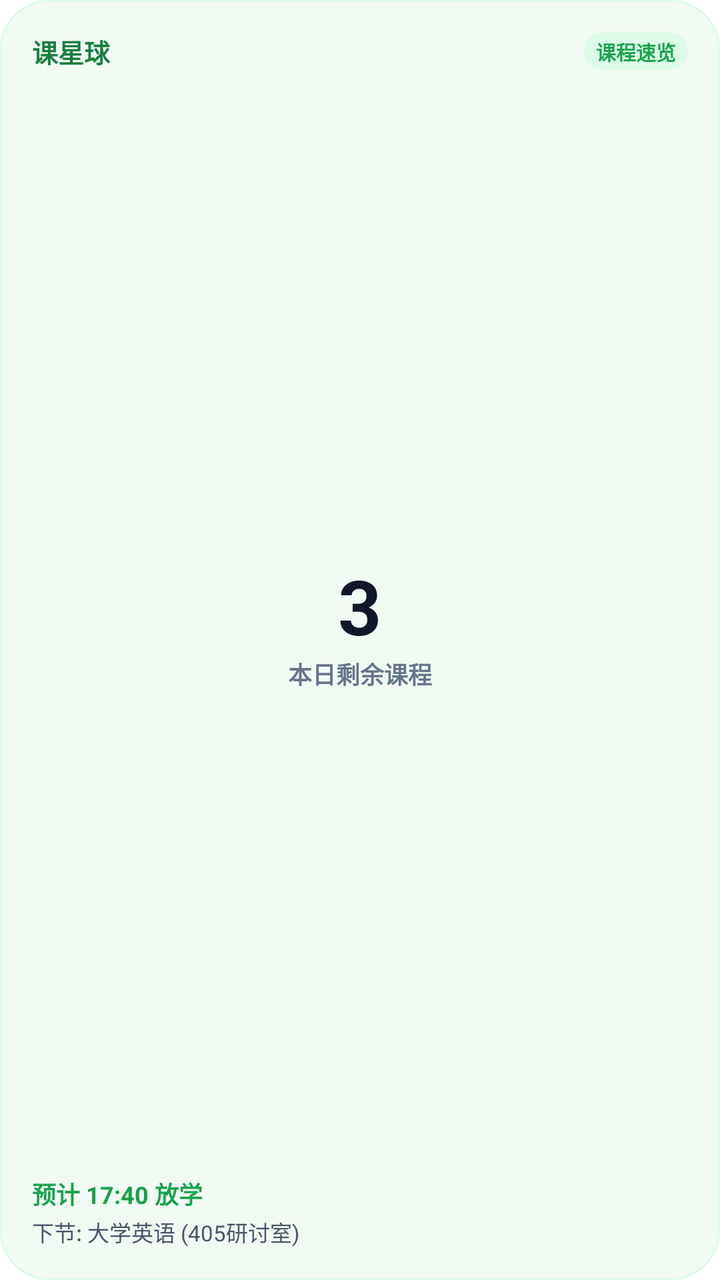
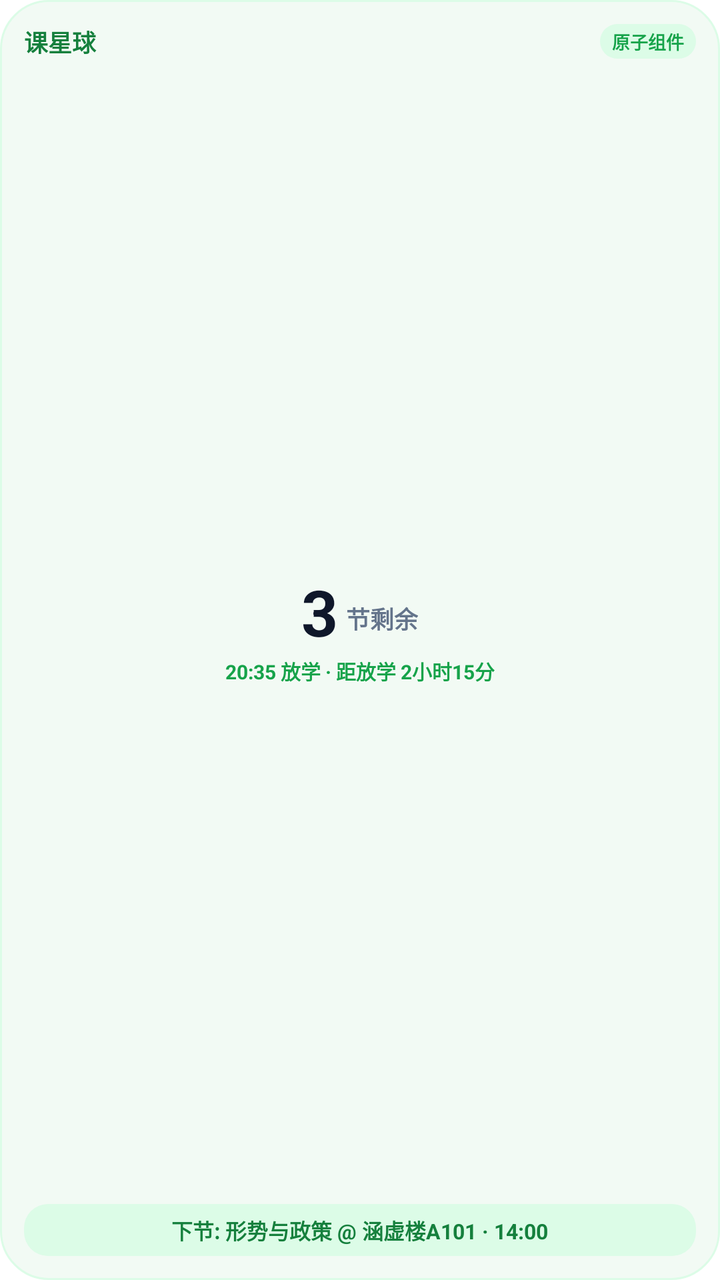

The first picture is an Android layout as it rendered before a commit; the second is the same layout after the commit. The layout source and the unified diff follow.
<!-- AndroidManifest.xml: application theme AppTheme -->
<!-- res/layout/widget_schedule_2x2.xml -->
<?xml version="1.0" encoding="utf-8"?>
<LinearLayout xmlns:android="http://schemas.android.com/apk/res/android"
    android:id="@+id/widget_root"
    android:layout_width="match_parent"
    android:layout_height="match_parent"
    android:orientation="vertical"
    android:background="@drawable/widget_bg"
    android:padding="16dp">

    
    <LinearLayout
        android:layout_width="match_parent"
        android:layout_height="wrap_content"
        android:orientation="horizontal"
        android:gravity="center_vertical">

        <TextView
            android:id="@+id/widget_title"
            android:layout_width="0dp"
            android:layout_height="wrap_content"
            android:layout_weight="1"
            android:text="课星球"
            android:textColor="#15803D"
            android:textSize="13sp"
            android:textStyle="bold" />

        <TextView
            android:id="@+id/widget_tag"
            android:layout_width="wrap_content"
            android:layout_height="wrap_content"
            android:background="@drawable/widget_pill_bg"
            android:paddingHorizontal="6dp"
            android:paddingVertical="2dp"
            android:text="课程速览"
            android:textColor="#16A34A"
            android:textSize="10sp"
            android:textStyle="bold" />
    </LinearLayout>

    
    <LinearLayout
        android:layout_width="match_parent"
        android:layout_height="0dp"
        android:layout_weight="1"
        android:orientation="vertical"
        android:gravity="center"
        android:paddingVertical="4dp">

        <TextView
            android:id="@+id/widget_count_number"
            android:layout_width="wrap_content"
            android:layout_height="wrap_content"
            android:text="3"
            android:textColor="#0F172A"
            android:textSize="38sp"
            android:textStyle="bold" />

        <TextView
            android:id="@+id/widget_count_label"
            android:layout_width="wrap_content"
            android:layout_height="wrap_content"
            android:text="本日剩余课程"
            android:textColor="#64748B"
            android:textSize="12sp"
            android:textStyle="bold" />
    </LinearLayout>

    
    <LinearLayout
        android:layout_width="match_parent"
        android:layout_height="wrap_content"
        android:orientation="vertical">

        <TextView
            android:id="@+id/widget_dismissal_time"
            android:layout_width="match_parent"
            android:layout_height="wrap_content"
            android:text="预计 17:40 放学"
            android:textColor="#16A34A"
            android:textSize="12sp"
            android:textStyle="bold"
            android:singleLine="true" />

        <TextView
            android:id="@+id/widget_next_class"
            android:layout_width="match_parent"
            android:layout_height="wrap_content"
            android:layout_marginTop="2dp"
            android:text="下节: 大学英语 (405研讨室)"
            android:textColor="#475569"
            android:textSize="11sp"
            android:singleLine="true" />
    </LinearLayout>

</LinearLayout>
<!-- resources referenced by this layout -->
<resources>
  <!-- drawable widget_bg (drawable) -->
  <?xml version="1.0" encoding="utf-8"?>
  <shape xmlns:android="http://schemas.android.com/apk/res/android"
      android:shape="rectangle">
      <corners android:radius="24dp" />
      <solid android:color="#F2FAF4" />
      <stroke android:width="1dp" android:color="#DCFCE7" />
  </shape>
  <!-- drawable widget_pill_bg (drawable) -->
  <?xml version="1.0" encoding="utf-8"?>
  <shape xmlns:android="http://schemas.android.com/apk/res/android"
      android:shape="rectangle">
      <corners android:radius="12dp" />
      <solid android:color="#DCFCE7" />
  </shape>
</resources>

<!-- the commit's change to res/layout/widget_schedule_2x2.xml (unified diff, before → after) -->
@@ -5,7 +5,7 @@
     android:layout_height="match_parent"
     android:orientation="vertical"
     android:background="@drawable/widget_bg"
-    android:padding="16dp">
+    android:padding="12dp">
 
     
     <LinearLayout
@@ -21,7 +21,7 @@
             android:layout_weight="1"
             android:text="课星球"
             android:textColor="#15803D"
-            android:textSize="13sp"
+            android:textSize="12sp"
             android:textStyle="bold" />
 
         <TextView
@@ -31,64 +31,97 @@
             android:background="@drawable/widget_pill_bg"
             android:paddingHorizontal="6dp"
             android:paddingVertical="2dp"
-            android:text="课程速览"
+            android:text="原子组件"
             android:textColor="#16A34A"
-            android:textSize="10sp"
+            android:textSize="9sp"
             android:textStyle="bold" />
     </LinearLayout>
 
     
-    <LinearLayout
+    <FrameLayout
         android:layout_width="match_parent"
         android:layout_height="0dp"
         android:layout_weight="1"
-        android:orientation="vertical"
-        android:gravity="center"
-        android:paddingVertical="4dp">
+        android:layout_marginVertical="2dp">
 
-        <TextView
-            android:id="@+id/widget_count_number"
-            android:layout_width="wrap_content"
-            android:layout_height="wrap_content"
-            android:text="3"
-            android:textColor="#0F172A"
-            android:textSize="38sp"
-            android:textStyle="bold" />
+        
+        <ImageView
+            android:id="@+id/widget_arc_image"
+            android:layout_width="match_parent"
+            android:layout_height="match_parent"
+            android:scaleType="fitCenter"
+            android:contentDescription="300度弧线进度图" />
 
-        <TextView
-            android:id="@+id/widget_count_label"
-            android:layout_width="wrap_content"
-            android:layout_height="wrap_content"
-            android:text="本日剩余课程"
-            android:textColor="#64748B"
-            android:textSize="12sp"
-            android:textStyle="bold" />
-    </LinearLayout>
+        
+        <LinearLayout
+            android:layout_width="match_parent"
+            android:layout_height="match_parent"
+            android:orientation="vertical"
+            android:gravity="center">
+
+            
+            <LinearLayout
+                android:layout_width="wrap_content"
+                android:layout_height="wrap_content"
+                android:orientation="horizontal"
+                android:gravity="bottom">
+
+                <TextView
+                    android:id="@+id/widget_count_number"
+                    android:layout_width="wrap_content"
+                    android:layout_height="wrap_content"
+                    android:text="3"
+                    android:textColor="#0F172A"
+                    android:textSize="32sp"
+                    android:textStyle="bold"
+                    android:includeFontPadding="false" />
+
+                <TextView
+                    android:id="@+id/widget_count_unit"
+                    android:layout_width="wrap_content"
+                    android:layout_height="wrap_content"
+                    android:layout_marginStart="4dp"
+                    android:layout_marginBottom="4dp"
+                    android:text="节剩余"
+                    android:textColor="#64748B"
+                    android:textSize="12sp"
+                    android:textStyle="bold"
+                    android:includeFontPadding="false" />
+            </LinearLayout>
+
+            
+            <TextView
+                android:id="@+id/widget_dismissal_time"
+                android:layout_width="wrap_content"
+                android:layout_height="wrap_content"
+                android:layout_marginTop="2dp"
+                android:paddingHorizontal="4dp"
+                android:text="20:35 放学 · 距放学 2小时15分"
+                android:textColor="#16A34A"
+                android:textSize="10sp"
+                android:textStyle="bold"
+                android:singleLine="true" />
+        </LinearLayout>
+    </FrameLayout>
 
     
     <LinearLayout
+        android:id="@+id/widget_capsule_row"
         android:layout_width="match_parent"
         android:layout_height="wrap_content"
-        android:orientation="vertical">
-
-        <TextView
-            android:id="@+id/widget_dismissal_time"
-            android:layout_width="match_parent"
-            android:layout_height="wrap_content"
-            android:text="预计 17:40 放学"
-            android:textColor="#16A34A"
-            android:textSize="12sp"
-            android:textStyle="bold"
-            android:singleLine="true" />
+        android:background="@drawable/widget_pill_bg"
+        android:gravity="center"
+        android:paddingHorizontal="10dp"
+        android:paddingVertical="5dp">
 
         <TextView
             android:id="@+id/widget_next_class"
-            android:layout_width="match_parent"
+            android:layout_width="wrap_content"
             android:layout_height="wrap_content"
-            android:layout_marginTop="2dp"
-            android:text="下节: 大学英语 (405研讨室)"
-            android:textColor="#475569"
-            android:textSize="11sp"
+            android:text="下节: 形势与政策 @ 涵虚楼A101 · 14:00"
+            android:textColor="#15803D"
+            android:textSize="10.5sp"
+            android:textStyle="bold"
             android:singleLine="true" />
     </LinearLayout>
 
